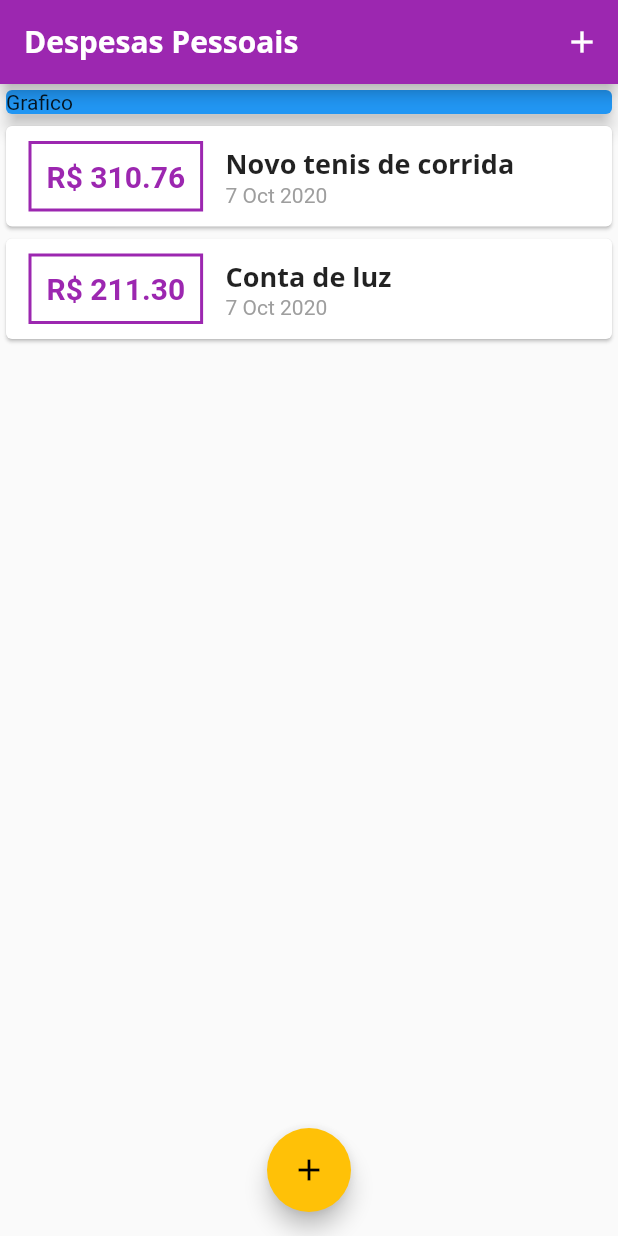
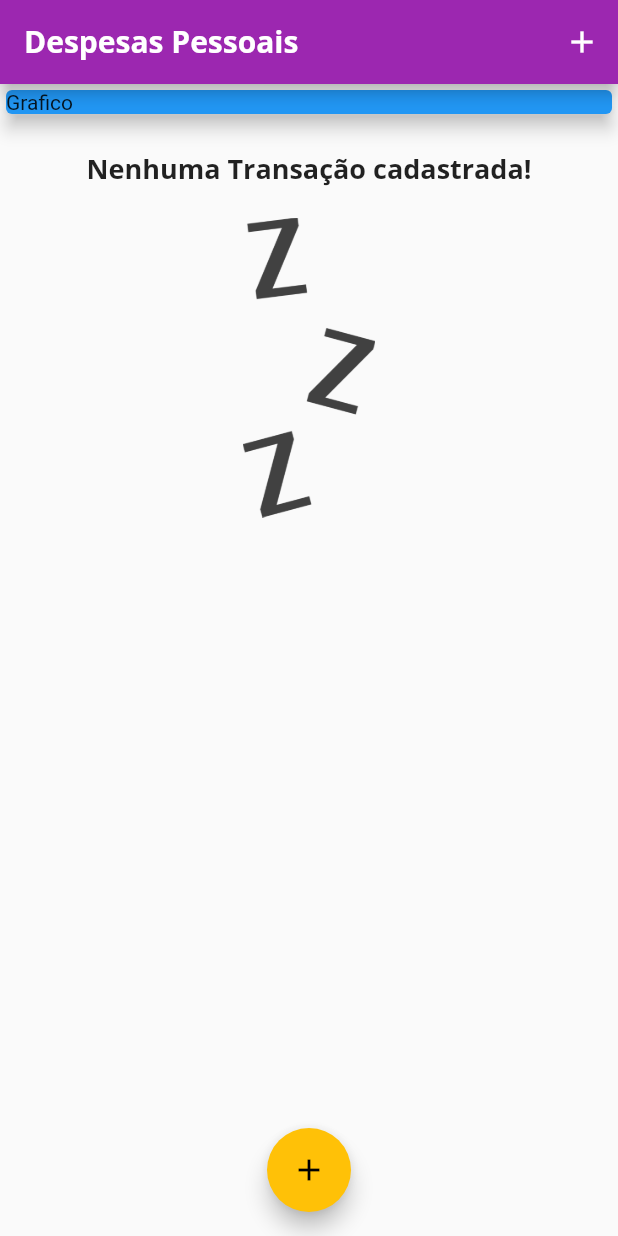
Before and after one commit to maycon7rocha/expenses, a Flutter app: the screen it shows after launch, on a phone screen of 412 x 824 dp. Run offline on Flutter 3.47's test engine with Material 2 defaults, Android fonts, the phone set to English and light mode, and no system bars.

Commit message:
aula 105

```diff
--- a/lib/components/transation_list.dart
+++ b/lib/components/transation_list.dart
@@ -11,7 +11,25 @@ class TransactionList extends StatelessWidget {
   Widget build(BuildContext context) {
     return Container(
       height: 500,
-      child: ListView.builder(
+      child: transactions.isEmpty
+          ? Column(
+              children: <Widget>[
+                SizedBox(height: 20),
+                Text(
+                  'Nenhuma Transação cadastrada!',
+                  style: Theme.of(context).textTheme.title,
+                ),
+                SizedBox(height: 20),
+                Container(
+                  height: 200,
+                  child: Image.asset(
+                    'assets/images/waiting.png',
+                    fit: BoxFit.cover,
+                  ),
+                ),
+              ],
+            )
+          : ListView.builder(
               itemCount: transactions.length,
               itemBuilder: (ctx, index) {
                 final tr = transactions[index];
--- a/lib/main.dart
+++ b/lib/main.dart
@@ -43,19 +43,19 @@ class MyHomePage extends StatefulWidget {
 }
 
 class _MyHomePageState extends State<MyHomePage> {
-  final _transactions = [
-    Transaction(
-      id: 't1',
-      title: 'Novo tenis de corrida',
-      value: 310.76,
-      date: DateTime.now(),
-    ),
-    Transaction(
-      id: 't2',
-      title: 'Conta de luz',
-      value: 211.30,
-      date: DateTime.now(),
-    ),
+  final List<Transaction> _transactions = [
+    // Transaction(
+    //   id: 't1',
+    //   title: 'Novo tenis de corrida',
+    //   value: 310.76,
+    //   date: DateTime.now(),
+    // ),
+    // Transaction(
+    //   id: 't2',
+    //   title: 'Conta de luz',
+    //   value: 211.30,
+    //   date: DateTime.now(),
+    // ),
   ];
 
   _addTransaction(String title, double value) {
--- a/pubspec.yaml
+++ b/pubspec.yaml
@@ -42,8 +42,8 @@ flutter:
   uses-material-design: true
 
   # To add assets to your application, add an assets section, like this:
-  # assets:
-  #  - images/a_dot_burr.jpeg
+  assets:
+   - assets/images/waiting.png
   #  - images/a_dot_ham.jpeg
 
   # An image asset can refer to one or more resolution-specific "variants", see
```
Also changed, not shown: assets/images/waiting.png (added). Lines whose indentation alone changed are shown as unchanged.
